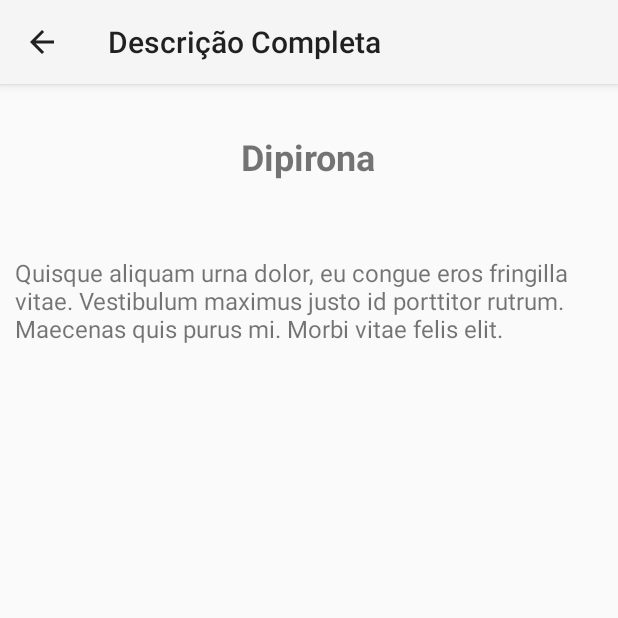
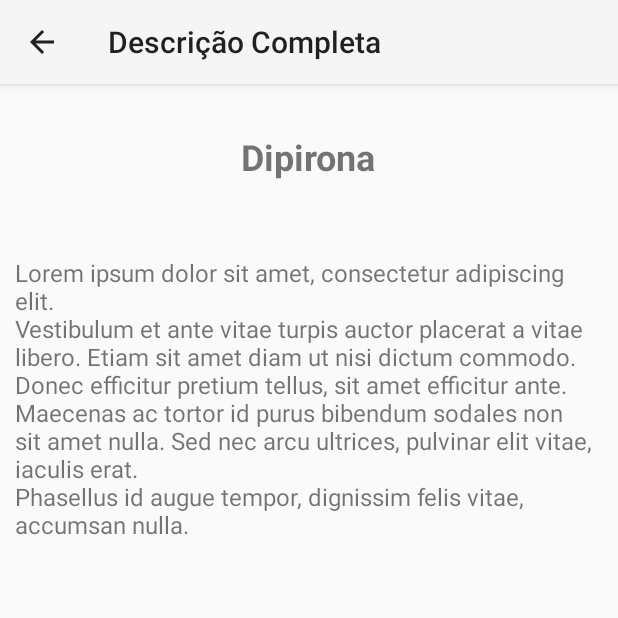
Before and after one commit to pauloferrarez/projeto-java-mobile, an Android app: the MainActivity screen opened directly, with no data from a screen before it, after a tap on "Dipirona", on a phone screen of 412 x 824 dp, the top half of it. Run offline under Robolectric (Android 15) with nearby library versions, the light colour scheme and no system bars.

Commit message:
deixando de usar strings.xml para usar service e Bean

```diff
--- a/InfoFarma/app/src/main/java/br/com/unisagrado/infofarma/CardItemActivity.java
+++ /dev/null
@@ -1,25 +0,0 @@
-package br.com.unisagrado.infofarma;
-
-import android.content.Intent;
-import android.os.Bundle;
-import android.view.View;
-import android.widget.TextView;
-
-import androidx.appcompat.app.AppCompatActivity;
-import androidx.cardview.widget.CardView;
-
-public class CardItemActivity extends AppCompatActivity {
-
-    TextView txtMedicamento, txtDescricao, txtPosicao;
-    CardView cardView;
-
-    @Override
-    protected void onCreate(Bundle savedInstanceState){
-        super.onCreate(savedInstanceState);
-        setContentView(R.layout.my_row);
-
-        cardView = findViewById(R.id.cardView);
-    }
-
-
-}
--- a/InfoFarma/app/src/main/java/br/com/unisagrado/infofarma/MainActivity.java
+++ b/InfoFarma/app/src/main/java/br/com/unisagrado/infofarma/MainActivity.java
@@ -9,13 +9,23 @@ import android.os.Bundle;
 import android.view.View;
 import android.widget.TextView;
 
+import java.util.ArrayList;
+import java.util.List;
+
+import br.com.unisagrado.infofarma.model.Medicamento;
+import br.com.unisagrado.infofarma.service.MedicamentoService;
+
 public class MainActivity extends AppCompatActivity {
 
     public static final String EXTRA_NOME = "br.com.unisagrado.infofarma.EXTRA_NOME";
     public static final String EXTRA_DESCRICAO_COMPLETA = "br.com.unisagrado.infofarma.EXTRA_DESCRICAO_COMPLETA";
+
     RecyclerView recyclerView;
     TextView txtPosicao;
-    String medicamentos[], descricaoMeds[], descricaoCompletaMeds[];
+    //String medicamentos[], descricaoMeds[], descricaoCompletaMeds[];
+
+    List<Medicamento> medicamentos = new ArrayList<>();
+    MedicamentoService medicamentoService = new MedicamentoService();
 
     @Override
     protected void onCreate(Bundle savedInstanceState) {
@@ -24,22 +34,28 @@ public class MainActivity extends AppCompatActivity {
 
         recyclerView = findViewById(R.id.medRecyclerView);
 
+        /*
         medicamentos = getResources().getStringArray(R.array.medicamentos);
         descricaoMeds = getResources().getStringArray(R.array.descricao);
         descricaoCompletaMeds = getResources().getStringArray(R.array.descricao_completa);
+        */
 
+        medicamentos = medicamentoService.findAll();
 
-
-        MyAdapter myAdapter = new MyAdapter(this, medicamentos, descricaoMeds);
+        MyAdapter myAdapter = new MyAdapter(this, medicamentos);
         recyclerView.setAdapter(myAdapter);
         recyclerView.setLayoutManager(new LinearLayoutManager(this));
     }
 
+    // abre a página de detalhes do medicamento passando nome e descrição
     public void abrirInfoMedicamento(View view){
         txtPosicao = view.findViewById(R.id.txtPosicao);
+        int posicao = Integer.parseInt(txtPosicao.getText().toString());
+
         Intent intent = new Intent(this, InfoMedicamentoActivity.class);
-        intent.putExtra(EXTRA_NOME, medicamentos[Integer.parseInt(txtPosicao.getText().toString())]);
-        intent.putExtra(EXTRA_DESCRICAO_COMPLETA, descricaoCompletaMeds[Integer.parseInt(txtPosicao.getText().toString())]);
+
+        intent.putExtra(EXTRA_NOME, medicamentos.get(posicao).getNome());
+        intent.putExtra(EXTRA_DESCRICAO_COMPLETA, medicamentos.get(posicao).getDescricaoCompleta());
         startActivity(intent);
     }
 
--- a/InfoFarma/app/src/main/java/br/com/unisagrado/infofarma/MyAdapter.java
+++ b/InfoFarma/app/src/main/java/br/com/unisagrado/infofarma/MyAdapter.java
@@ -9,16 +9,18 @@ import android.widget.TextView;
 import androidx.annotation.NonNull;
 import androidx.recyclerview.widget.RecyclerView;
 
+import java.util.List;
+
+import br.com.unisagrado.infofarma.model.Medicamento;
+
 public class MyAdapter extends RecyclerView.Adapter<MyAdapter.MyViewHolder> {
 
     Context context;
-    String dataTitle[], dataDescription[];
+    List<Medicamento> medicamentos;
 
-
-    public  MyAdapter(Context context, String txtTitle[], String txtDescription[]){
+    public  MyAdapter(Context context, List<Medicamento> medicamentos){
         this.context = context;
-        dataTitle = txtTitle;
-        dataDescription = txtDescription;
+        this.medicamentos = medicamentos;
     }
 
     @NonNull
@@ -31,14 +33,14 @@ public class MyAdapter extends RecyclerView.Adapter<MyAdapter.MyViewHolder> {
 
     @Override
     public void onBindViewHolder(@NonNull MyViewHolder holder, int position) {
-        holder.txtMedicamento.setText(dataTitle[position]);
-        holder.txtDescricao.setText(dataDescription[position]);
+        holder.txtMedicamento.setText(medicamentos.get(position).getNome());
+        holder.txtDescricao.setText(medicamentos.get(position).getDescricao());
         holder.txtPosicao.setText(String.valueOf(position));
     }
 
     @Override
     public int getItemCount() {
-        return dataTitle.length;
+        return medicamentos.size();
     }
 
     public class MyViewHolder extends RecyclerView.ViewHolder {
--- /dev/null
+++ b/InfoFarma/app/src/main/java/br/com/unisagrado/infofarma/model/Medicamento.java
@@ -0,0 +1,37 @@
+package br.com.unisagrado.infofarma.model;
+
+import java.io.Serializable;
+
+public class Medicamento implements Serializable {
+    private int id;
+    private String nome;
+    private String descricao;
+    private String descricaoCompleta;
+
+    public Medicamento(int id, String nome, String descricao, String descricaoCompleta) {
+        this.id = id;
+        this.nome = nome;
+        this.descricao = descricao;
+        this.descricaoCompleta = descricaoCompleta;
+    }
+
+    //somente gets pois não será alterável a informação
+
+    public int getId() {
+        return id;
+    }
+
+    public String getNome() {
+        return nome;
+    }
+
+    public String getDescricao() {
+        return descricao;
+    }
+
+    public String getDescricaoCompleta() {
+        return descricaoCompleta;
+    }
+
+
+}
--- /dev/null
+++ b/InfoFarma/app/src/main/java/br/com/unisagrado/infofarma/service/MedicamentoService.java
@@ -0,0 +1,65 @@
+package br.com.unisagrado.infofarma.service;
+
+import java.util.ArrayList;
+import java.util.List;
+
+import br.com.unisagrado.infofarma.model.Medicamento;
+
+public class MedicamentoService {
+
+    public List<Medicamento> findAll(){
+        List<Medicamento> medicamentos = new ArrayList<>();
+
+        medicamentos.add(new Medicamento(
+                medicamentos.size(),
+                "Paracetamol",
+                "Analgésico",
+                "Lorem ipsum dolor sit amet, consectetur adipiscing elit.\n" +
+                        "Vestibulum et ante vitae turpis auctor placerat a vitae libero. Etiam sit amet diam ut nisi dictum commodo. Donec efficitur pretium tellus, sit amet efficitur ante.\n" +
+                        "Maecenas ac tortor id purus bibendum sodales non sit amet nulla. Sed nec arcu ultrices, pulvinar elit vitae, iaculis erat.\n" +
+                        "Phasellus id augue tempor, dignissim felis vitae, accumsan nulla."));
+        medicamentos.add(new Medicamento(
+                medicamentos.size(),
+                "Dipirona",
+                "Analgésico",
+                "Lorem ipsum dolor sit amet, consectetur adipiscing elit.\n" +
+                        "Vestibulum et ante vitae turpis auctor placerat a vitae libero. Etiam sit amet diam ut nisi dictum commodo. Donec efficitur pretium tellus, sit amet efficitur ante.\n" +
+                        "Maecenas ac tortor id purus bibendum sodales non sit amet nulla. Sed nec arcu ultrices, pulvinar elit vitae, iaculis erat.\n" +
+                        "Phasellus id augue tempor, dignissim felis vitae, accumsan nulla."));
+        medicamentos.add(new Medicamento(
+                medicamentos.size(),
+                "Ibuprofeno",
+                "Analgésico",
+                "Lorem ipsum dolor sit amet, consectetur adipiscing elit.\n" +
+                        "Vestibulum et ante vitae turpis auctor placerat a vitae libero. Etiam sit amet diam ut nisi dictum commodo. Donec efficitur pretium tellus, sit amet efficitur ante.\n" +
+                        "Maecenas ac tortor id purus bibendum sodales non sit amet nulla. Sed nec arcu ultrices, pulvinar elit vitae, iaculis erat.\n" +
+                        "Phasellus id augue tempor, dignissim felis vitae, accumsan nulla."));
+        medicamentos.add(new Medicamento(
+                medicamentos.size(),
+                "Rivotril",
+                "Ansiolítico",
+                "Lorem ipsum dolor sit amet, consectetur adipiscing elit.\n" +
+                        "Vestibulum et ante vitae turpis auctor placerat a vitae libero. Etiam sit amet diam ut nisi dictum commodo. Donec efficitur pretium tellus, sit amet efficitur ante.\n" +
+                        "Maecenas ac tortor id purus bibendum sodales non sit amet nulla. Sed nec arcu ultrices, pulvinar elit vitae, iaculis erat.\n" +
+                        "Phasellus id augue tempor, dignissim felis vitae, accumsan nulla."));
+        medicamentos.add(new Medicamento(
+                medicamentos.size(),
+                "Omeprazol",
+                "Descrição",
+                "Lorem ipsum dolor sit amet, consectetur adipiscing elit.\n" +
+                        "Vestibulum et ante vitae turpis auctor placerat a vitae libero. Etiam sit amet diam ut nisi dictum commodo. Donec efficitur pretium tellus, sit amet efficitur ante.\n" +
+                        "Maecenas ac tortor id purus bibendum sodales non sit amet nulla. Sed nec arcu ultrices, pulvinar elit vitae, iaculis erat.\n" +
+                        "Phasellus id augue tempor, dignissim felis vitae, accumsan nulla."));
+        medicamentos.add(new Medicamento(
+                medicamentos.size(),
+                "Omeprazol",
+                "Descrição",
+                "Lorem ipsum dolor sit amet, consectetur adipiscing elit.\n" +
+                        "Vestibulum et ante vitae turpis auctor placerat a vitae libero. Etiam sit amet diam ut nisi dictum commodo. Donec efficitur pretium tellus, sit amet efficitur ante.\n" +
+                        "Maecenas ac tortor id purus bibendum sodales non sit amet nulla. Sed nec arcu ultrices, pulvinar elit vitae, iaculis erat.\n" +
+                        "Phasellus id augue tempor, dignissim felis vitae, accumsan nulla."));
+
+        return medicamentos;
+    }
+
+}
--- a/InfoFarma/app/src/main/res/layout/my_row.xml
+++ b/InfoFarma/app/src/main/res/layout/my_row.xml
@@ -53,7 +53,7 @@
                 android:layout_marginStart="36dp"
                 android:text="posição"
                 android:textAppearance="@style/TextAppearance.AppCompat.Body1"
-                android:textColor="#00575757"
+                android:textColor="#00494949"
                 app:layout_constraintBottom_toTopOf="@+id/txtDescricao"
                 app:layout_constraintStart_toEndOf="@+id/txtDescricao" />
         </androidx.constraintlayout.widget.ConstraintLayout>
```
